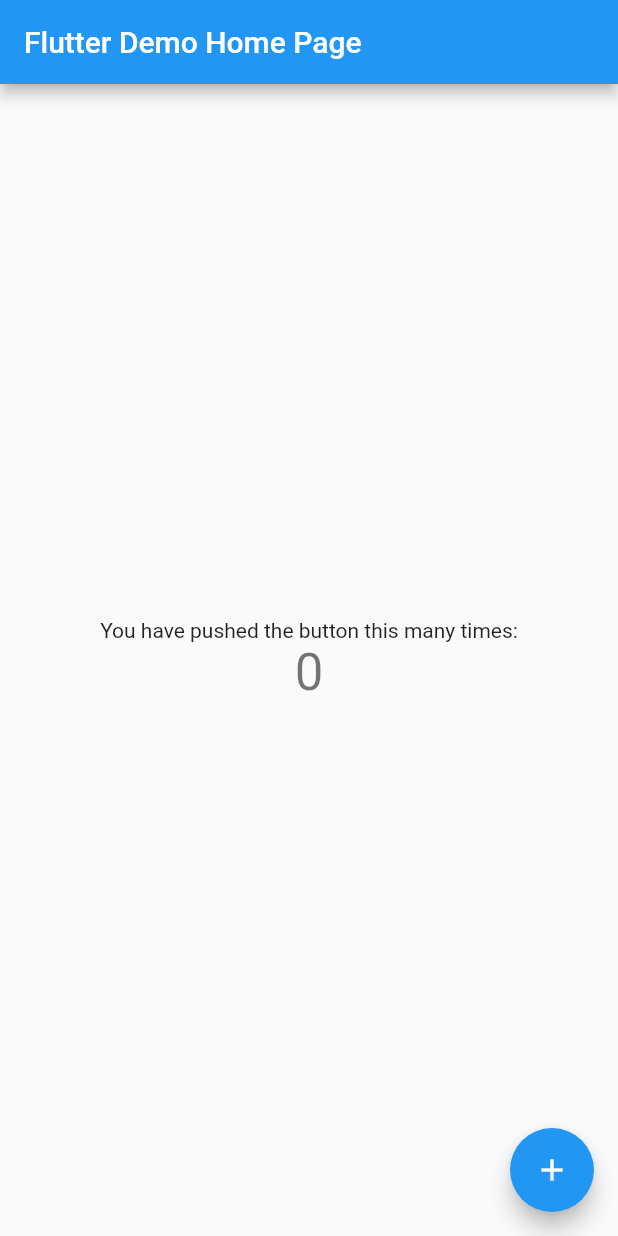
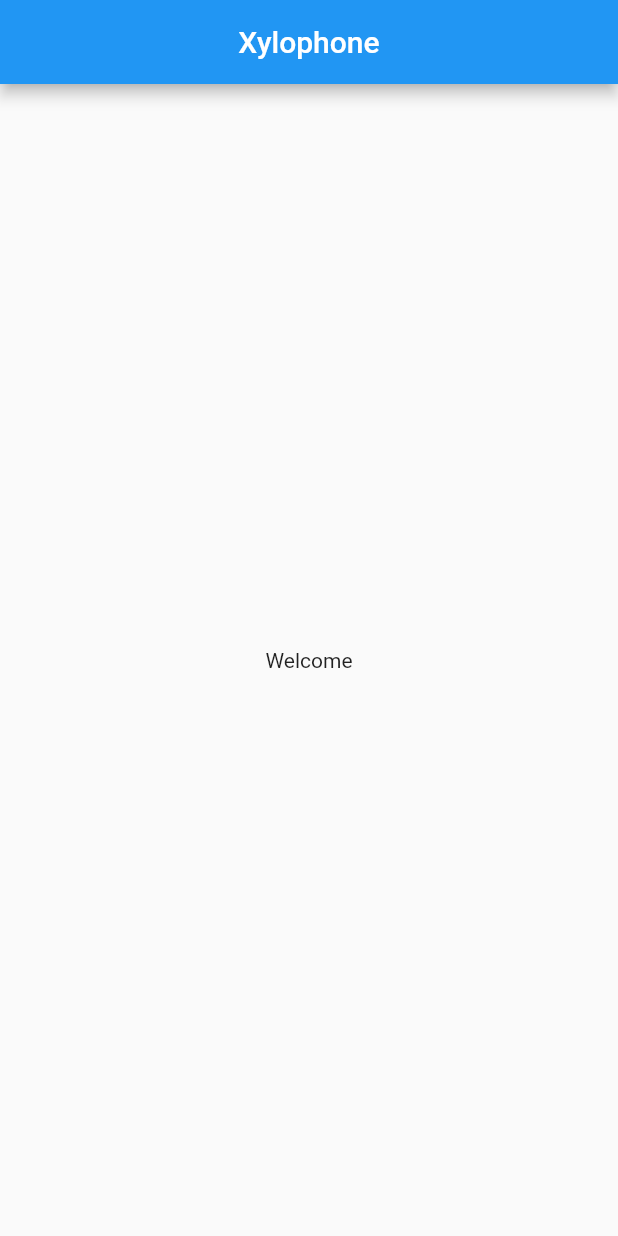
Before and after one commit to sadiqmmm/xylophone_app, a Flutter app: the screen it shows after launch, on a phone screen of 412 x 824 dp. Run offline on Flutter 3.47's test engine with Material 2 defaults, Android fonts, the light colour scheme and no system bars; our stand-ins replace audioplayers.

Commit message:
Add audioplayers package

```diff
--- a/lib/main.dart
+++ b/lib/main.dart
@@ -1,117 +1,36 @@
 import 'package:flutter/material.dart';
+import 'package:audioplayers/audioplayers.dart';
 
 void main() {
   runApp(MyApp());
 }
 
 class MyApp extends StatelessWidget {
-  // This widget is the root of your application.
   @override
   Widget build(BuildContext context) {
     return MaterialApp(
-      title: 'Flutter Demo',
-      theme: ThemeData(
-        // This is the theme of your application.
-        //
-        // Try running your application with "flutter run". You'll see the
-        // application has a blue toolbar. Then, without quitting the app, try
-        // changing the primarySwatch below to Colors.green and then invoke
-        // "hot reload" (press "r" in the console where you ran "flutter run",
-        // or simply save your changes to "hot reload" in a Flutter IDE).
-        // Notice that the counter didn't reset back to zero; the application
-        // is not restarted.
-        primarySwatch: Colors.blue,
-        // This makes the visual density adapt to the platform that you run
-        // the app on. For desktop platforms, the controls will be smaller and
-        // closer together (more dense) than on mobile platforms.
-        visualDensity: VisualDensity.adaptivePlatformDensity,
-      ),
-      home: MyHomePage(title: 'Flutter Demo Home Page'),
+      title: "Xylophone",
+      home: MyXylophone(),
     );
   }
 }
 
-class MyHomePage extends StatefulWidget {
-  MyHomePage({Key key, this.title}) : super(key: key);
-
-  // This widget is the home page of your application. It is stateful, meaning
-  // that it has a State object (defined below) that contains fields that affect
-  // how it looks.
-
-  // This class is the configuration for the state. It holds the values (in this
-  // case the title) provided by the parent (in this case the App widget) and
-  // used by the build method of the State. Fields in a Widget subclass are
-  // always marked "final".
-
-  final String title;
-
+class MyXylophone extends StatefulWidget {
   @override
-  _MyHomePageState createState() => _MyHomePageState();
+  _MyXylophoneState createState() => _MyXylophoneState();
 }
 
-class _MyHomePageState extends State<MyHomePage> {
-  int _counter = 0;
-
-  void _incrementCounter() {
-    setState(() {
-      // This call to setState tells the Flutter framework that something has
-      // changed in this State, which causes it to rerun the build method below
-      // so that the display can reflect the updated values. If we changed
-      // _counter without calling setState(), then the build method would not be
-      // called again, and so nothing would appear to happen.
-      _counter++;
-    });
-  }
-
+class _MyXylophoneState extends State<MyXylophone> {
   @override
   Widget build(BuildContext context) {
-    // This method is rerun every time setState is called, for instance as done
-    // by the _incrementCounter method above.
-    //
-    // The Flutter framework has been optimized to make rerunning build methods
-    // fast, so that you can just rebuild anything that needs updating rather
-    // than having to individually change instances of widgets.
     return Scaffold(
       appBar: AppBar(
-        // Here we take the value from the MyHomePage object that was created by
-        // the App.build method, and use it to set our appbar title.
-        title: Text(widget.title),
+        title: Text("Xylophone"),
+        centerTitle: true,
       ),
       body: Center(
-        // Center is a layout widget. It takes a single child and positions it
-        // in the middle of the parent.
-        child: Column(
-          // Column is also a layout widget. It takes a list of children and
-          // arranges them vertically. By default, it sizes itself to fit its
-          // children horizontally, and tries to be as tall as its parent.
-          //
-          // Invoke "debug painting" (press "p" in the console, choose the
-          // "Toggle Debug Paint" action from the Flutter Inspector in Android
-          // Studio, or the "Toggle Debug Paint" command in Visual Studio Code)
-          // to see the wireframe for each widget.
-          //
-          // Column has various properties to control how it sizes itself and
-          // how it positions its children. Here we use mainAxisAlignment to
-          // center the children vertically; the main axis here is the vertical
-          // axis because Columns are vertical (the cross axis would be
-          // horizontal).
-          mainAxisAlignment: MainAxisAlignment.center,
-          children: <Widget>[
-            Text(
-              'You have pushed the button this many times:',
-            ),
-            Text(
-              '$_counter',
-              style: Theme.of(context).textTheme.headline4,
-            ),
-          ],
-        ),
+        child: Text("Welcome"),
       ),
-      floatingActionButton: FloatingActionButton(
-        onPressed: _incrementCounter,
-        tooltip: 'Increment',
-        child: Icon(Icons.add),
-      ), // This trailing comma makes auto-formatting nicer for build methods.
     );
   }
 }
--- a/pubspec.yaml
+++ b/pubspec.yaml
@@ -28,6 +28,7 @@
   # The following adds the Cupertino Icons font to your application.
   # Use with the CupertinoIcons class for iOS style icons.
   cupertino_icons: ^0.1.3
+  audioplayers: ^0.15.1
 
 dev_dependencies:
   flutter_test:
```
Also changed, not shown: pubspec.lock, 3 other files.
